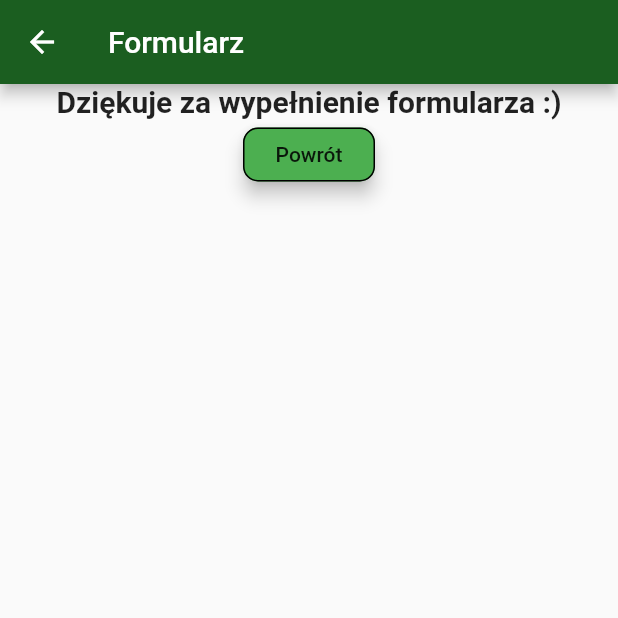
After one commit to baru95/polskie_parki_narodowe, a Flutter app: the Thanks screen opened directly, after a tap on "Wyślij", on a phone screen of 412 x 824 dp, the top half of it. The commit adds this screen. Run offline on Flutter 3.47's test engine with Material 2 defaults, Android fonts, the phone set to English and light mode, and no system bars; our stand-ins replace carousel_slider, google_maps_flutter; missing offline and left inert: grouped_buttons; network calls fail.

```diff
--- /dev/null
+++ b/lib/models/user.dart
@@ -0,0 +1,5 @@
+class User {
+  final String uid;
+
+  User({this.uid});
+}
--- /dev/null
+++ b/lib/widgets/questionnaire/thanks.dart
@@ -0,0 +1,84 @@
+import 'package:flutter/material.dart';
+import '../../main.dart';
+import '../../models/entry_items.dart';
+import '../main_button.dart';
+import '../../models/forms_model.dart';
+
+class Thanks extends StatefulWidget {
+  static Forms dataForm = new Forms();
+
+  @override
+  _ThanksState createState() => _ThanksState();
+}
+
+class _ThanksState extends State<Thanks> {
+  var data = Thanks.dataForm.dataForms;
+  int options = 0;
+
+  @override
+  Widget build(BuildContext context) {
+    return (options == 0)
+        ? buildListView()
+        : (options == 1) ? thanks() : MyApp();
+  }
+
+  Widget buildListView() {
+    return Scaffold(
+      appBar: AppBar(
+        title: const Text('Formularz'),
+      ),
+      body: SingleChildScrollView(
+        child: Column(
+          children: <Widget>[
+            Container(
+              height: 500.0,
+              child: ListView.builder(
+                itemBuilder: (BuildContext context, int index) =>
+                    EntryItem(data[index]),
+                itemCount: data.length,
+              ),
+            ),
+            MainButton(
+              buttonName: 'Wyślij',
+              buttonAction: goToThanks,
+            )
+          ],
+        ),
+      ),
+    );
+  }
+
+  Widget thanks() {
+    return Scaffold(
+      appBar: AppBar(
+        title: const Text('Formularz'),
+      ),
+      body: Center(
+        child: Column(
+          children: <Widget>[
+            Text(
+              'Dziękuje za wypełnienie formularza :)',
+              style: TextStyle(fontWeight: FontWeight.bold, fontSize: 20),
+            ),
+            MainButton(
+              buttonName: 'Powrót',
+              buttonAction: backToHome,
+            )
+          ],
+        ),
+      ),
+    );
+  }
+
+  void goToThanks() {
+    setState(() {
+      options = 1;
+    });
+  }
+
+  void backToHome() {
+    setState(() {
+      options = 2;
+    });
+  }
+}
--- a/pubspec.yaml
+++ b/pubspec.yaml
@@ -24,8 +24,11 @@ dependencies:
   # Add the following two lines  #googleMaps
   http: ^0.12.0+1 #googleMaps
   json_serializable: ^2.0.2 #googleMaps
-  provider: ^4.1.2
   grouped_buttons: ^1.0.4
+  firebase_auth: ^0.14.0+5  #baza
+  cloud_firestore: ^0.12.9+4 #baza
+  provider: ^3.1.0 #baza
+  flutter_spinkit: "^4.0.0" #animacja
 
   # The following adds the Cupertino Icons font to your application.
   # Use with the CupertinoIcons class for iOS style icons.
```
Also changed, not shown: lib/main.dart (+76 -73 lines), lib/widgets/questionnaire/questionnaire.dart (+22 -48 lines), lib/widgets/wrapper.dart (added), pubspec.lock, 3 other files.
